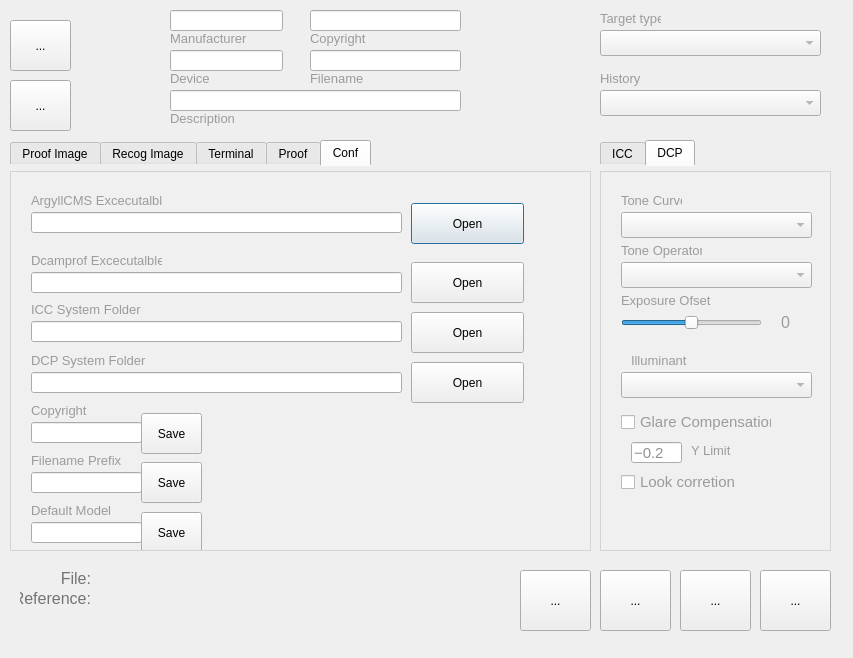
jpereiranet/roughprofiler, file main.ui: the form before one commit.
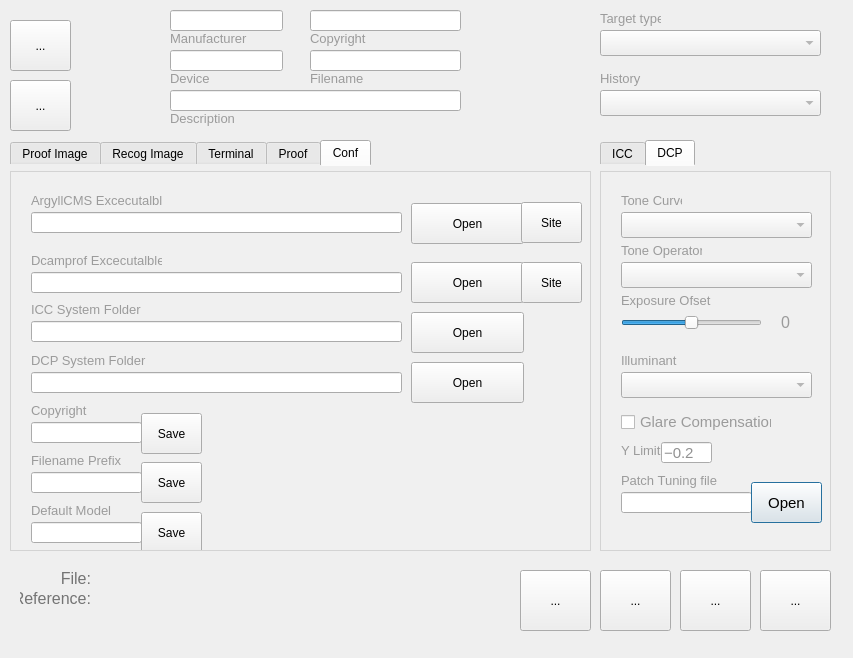
The form after the commit. The open tabs and pages were chosen to show the change.

Diff of the .ui file:
```diff
--- a/main.ui
+++ b/main.ui
@@ -131,7 +131,7 @@
     <rect>
      <x>30</x>
      <y>620</y>
-     <width>391</width>
+     <width>471</width>
      <height>20</height>
     </rect>
    </property>
@@ -460,7 +460,7 @@
     <widget class="QLineEdit" name="YLimitBox">
      <property name="geometry">
       <rect>
-       <x>30</x>
+       <x>60</x>
        <y>270</y>
        <width>51</width>
        <height>21</height>
@@ -593,27 +593,6 @@
       <string>Glare Compensation</string>
      </property>
     </widget>
-    <widget class="QCheckBox" name="LookCorrection">
-     <property name="geometry">
-      <rect>
-       <x>20</x>
-       <y>300</y>
-       <width>151</width>
-       <height>20</height>
-      </rect>
-     </property>
-     <property name="font">
-      <font>
-       <pointsize>11</pointsize>
-      </font>
-     </property>
-     <property name="styleSheet">
-      <string notr="true">color: rgb(155, 155, 155);</string>
-     </property>
-     <property name="text">
-      <string>Look corretion</string>
-     </property>
-    </widget>
     <widget class="QSlider" name="DcamExposureSlider">
      <property name="geometry">
       <rect>
@@ -636,7 +615,7 @@
     <widget class="QLabel" name="IlluminantLabel">
      <property name="geometry">
       <rect>
-       <x>30</x>
+       <x>20</x>
        <y>180</y>
        <width>61</width>
        <height>16</height>
@@ -691,7 +670,7 @@
     <widget class="QLabel" name="IlluminantLabel_2">
      <property name="geometry">
       <rect>
-       <x>90</x>
+       <x>20</x>
        <y>270</y>
        <width>61</width>
        <height>16</height>
@@ -709,6 +688,66 @@
       <string>Y Limit</string>
      </property>
     </widget>
+    <widget class="QLabel" name="PatchTuningLabel">
+     <property name="geometry">
+      <rect>
+       <x>20</x>
+       <y>300</y>
+       <width>111</width>
+       <height>16</height>
+      </rect>
+     </property>
+     <property name="font">
+      <font>
+       <pointsize>10</pointsize>
+      </font>
+     </property>
+     <property name="styleSheet">
+      <string notr="true">color: rgb(155, 155, 155);</string>
+     </property>
+     <property name="text">
+      <string>Patch Tuning file</string>
+     </property>
+    </widget>
+    <widget class="QLineEdit" name="boxTuningFilePath">
+     <property name="geometry">
+      <rect>
+       <x>20</x>
+       <y>320</y>
+       <width>131</width>
+       <height>21</height>
+      </rect>
+     </property>
+     <property name="font">
+      <font>
+       <pointsize>11</pointsize>
+      </font>
+     </property>
+     <property name="styleSheet">
+      <string notr="true">color: rgb(145, 145, 145);</string>
+     </property>
+     <property name="readOnly">
+      <bool>true</bool>
+     </property>
+    </widget>
+    <widget class="QPushButton" name="OpenTuningFile">
+     <property name="geometry">
+      <rect>
+       <x>150</x>
+       <y>310</y>
+       <width>71</width>
+       <height>41</height>
+      </rect>
+     </property>
+     <property name="font">
+      <font>
+       <pointsize>11</pointsize>
+      </font>
+     </property>
+     <property name="text">
+      <string>Open</string>
+     </property>
+    </widget>
    </widget>
   </widget>
   <widget class="QToolButton" name="ExecuteTask">
@@ -1546,6 +1585,32 @@
       <string>Save</string>
      </property>
     </widget>
+    <widget class="QPushButton" name="ArgyllOpenSite">
+     <property name="geometry">
+      <rect>
+       <x>510</x>
+       <y>30</y>
+       <width>61</width>
+       <height>41</height>
+      </rect>
+     </property>
+     <property name="text">
+      <string>Site</string>
+     </property>
+    </widget>
+    <widget class="QPushButton" name="DCamprofOpenSite">
+     <property name="geometry">
+      <rect>
+       <x>510</x>
+       <y>90</y>
+       <width>61</width>
+       <height>41</height>
+      </rect>
+     </property>
+     <property name="text">
+      <string>Site</string>
+     </property>
+    </widget>
    </widget>
   </widget>
   <widget class="QToolButton" name="ExecuteReadImage">
```
Left out of the diff: 28 changed lines with no effect on the pictures.
